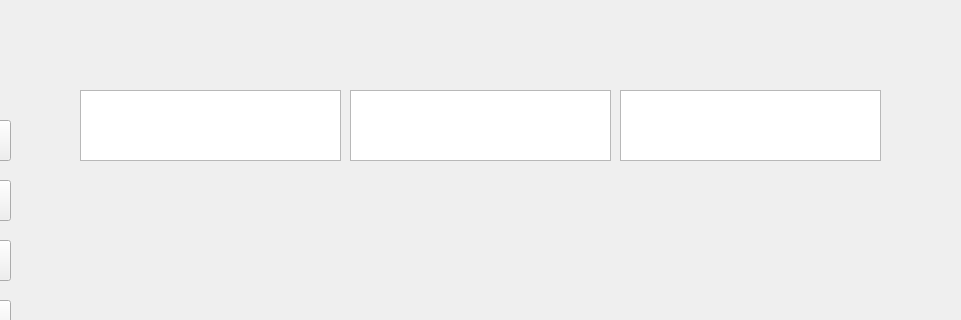
Old version of the form src/gui/ui/main_interface.ui in the repository OmerElmaliach/CentiCore; both pictures show x 190 to 1151 and y 0 to 320 of the 1280 by 720 pixel window.
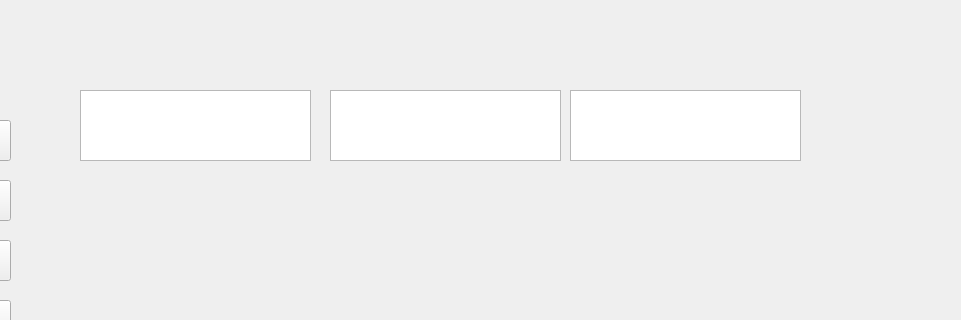
New version of the form.

The edit to the form file:
```diff
--- a/src/gui/ui/main_interface.ui
+++ b/src/gui/ui/main_interface.ui
@@ -5,8 +5,33 @@
   <property name="geometry">
    <rect><x>0</x><y>0</y><width>1280</width><height>720</height></rect>
   </property>
-  <property name="acceptDrops"><bool>false</bool></property>
-  <property name="windowTitle"><string>Dashboard</string></property>
+  <property name="sizePolicy">
+   <sizepolicy hsizetype="Fixed" vsizetype="Fixed">
+    <horstretch>0</horstretch>
+    <verstretch>0</verstretch>
+   </sizepolicy>
+  </property>
+  <property name="minimumSize">
+   <size>
+    <width>1280</width>
+    <height>720</height>
+   </size>
+  </property>
+  <property name="maximumSize">
+   <size>
+    <width>1280</width>
+    <height>720</height>
+   </size>
+  </property>
+  <property name="cursor">
+   <cursorShape>ArrowCursor</cursorShape>
+  </property>
+  <property name="acceptDrops">
+   <bool>false</bool>
+  </property>
+  <property name="windowTitle">
+   <string>Dashboard</string>
+  </property>
   <widget class="QWidget" name="centralwidget">
    <widget class="QWidget" name="PageWidget" native="true">
     <property name="geometry">
@@ -50,22 +75,42 @@
    </widget>
    <widget class="QTextBrowser" name="TEMP_TEXTDISPLAY1">
     <property name="geometry">
-     <rect><x>270</x><y>90</y><width>261</width><height>71</height></rect>
+     <rect>
+      <x>270</x>
+      <y>90</y>
+      <width>231</width>
+      <height>71</height>
+     </rect>
     </property>
    </widget>
    <widget class="QTextBrowser" name="TEMP_TEXTDISPLAY2">
     <property name="geometry">
-     <rect><x>540</x><y>90</y><width>261</width><height>71</height></rect>
+     <rect>
+      <x>520</x>
+      <y>90</y>
+      <width>231</width>
+      <height>71</height>
+     </rect>
     </property>
    </widget>
    <widget class="QTextBrowser" name="TEMP_TEXTDISPLAY3">
     <property name="geometry">
-     <rect><x>810</x><y>90</y><width>261</width><height>71</height></rect>
+     <rect>
+      <x>760</x>
+      <y>90</y>
+      <width>231</width>
+      <height>71</height>
+     </rect>
     </property>
    </widget>
    <widget class="QWidget" name="graphWidget" native="true">
     <property name="geometry">
-     <rect><x>270</x><y>180</y><width>801</width><height>261</height></rect>
+     <rect>
+      <x>270</x>
+      <y>180</y>
+      <width>721</width>
+      <height>261</height>
+     </rect>
     </property>
    </widget>
   </widget>
```
Left out of the diff: 76 changed lines with no effect on the pictures.
